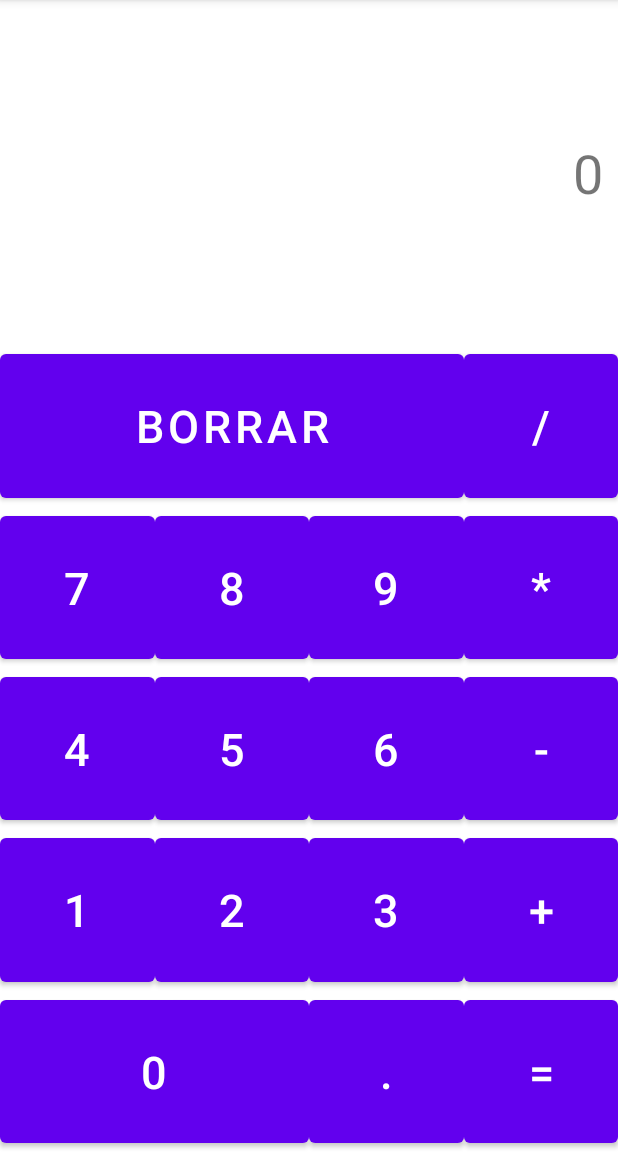
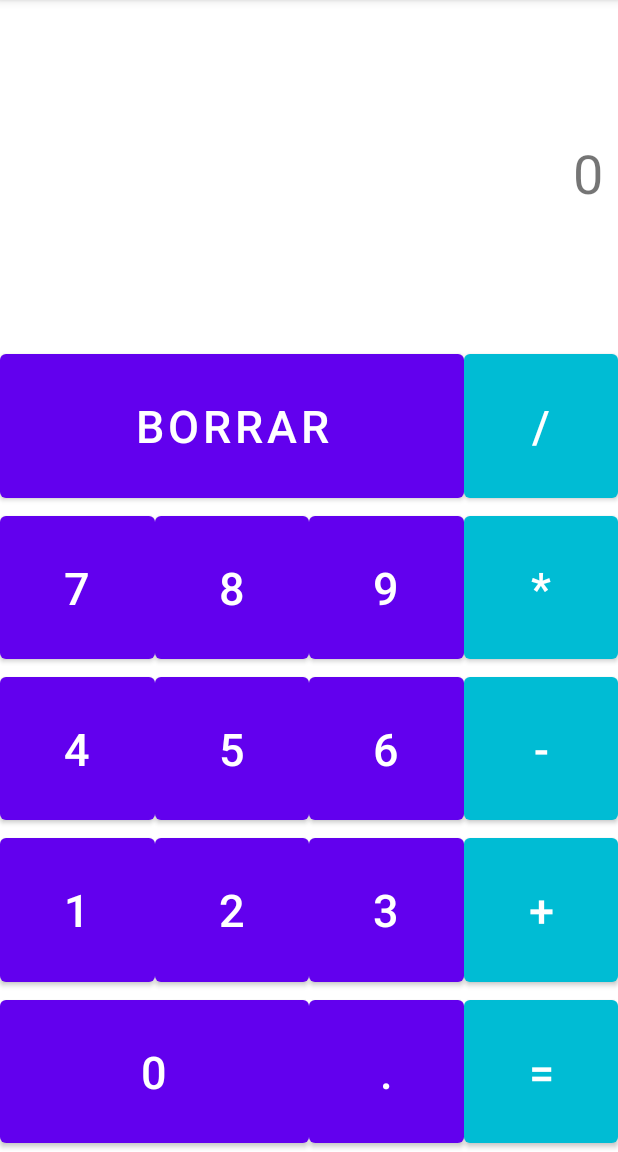
Before and after one commit to freddym1/CalcUMB, an Android app: the screen it shows after launch (MainActivity), on a phone screen of 412 x 824 dp, the part 84-1236 px from its top. Run offline under Robolectric (Android 15) with nearby library versions, the phone set to English and light mode, and no system bars.

Commit message:
Nueva función final de división y ajustes en el layout

```diff
--- a/app/src/main/java/com/example/calculadoraumb1/MainActivity.kt
+++ b/app/src/main/java/com/example/calculadoraumb1/MainActivity.kt
@@ -1,7 +1,7 @@
 package com.example.calculadoraumb1
 
+import android.os.Bundle
 import androidx.appcompat.app.AppCompatActivity
-import android.os.Bundle
 import kotlinx.android.synthetic.main.activity_main.*
 
 class MainActivity : AppCompatActivity() {
@@ -34,6 +34,7 @@ class MainActivity : AppCompatActivity() {
         sumaBtn.setOnClickListener { operationPressed(SUMA) }
         restaBtn.setOnClickListener { operationPressed(RESTA) }
         multiplicarBtn.setOnClickListener { operationPressed(MULTIPLICACION) }
+        divisionBtn.setOnClickListener { operationPressed(DIVISION) }
         igualBtn.setOnClickListener { resolvePressed() }
     }
 
@@ -68,11 +69,12 @@ class MainActivity : AppCompatActivity() {
             SUMA -> num1 + num2
             RESTA -> num1 - num2
             MULTIPLICACION -> num1 * num2
+            DIVISION -> num1 / num2
             else -> 0
         }
 
         num1 = result as Double
-        resultadoText.text = if("$result".endsWith(".0")) { "$result".replace(".0","") } else { "%.2f".format(result) }
+        resultadoText.text = if("$result".endsWith(".0")) { "$result".replace(".0", "") } else { "%.2f".format(result) }
     }
 
     //Función cuando se presiona clear
@@ -86,6 +88,7 @@ class MainActivity : AppCompatActivity() {
         const val SUMA = 1
         const val RESTA = 2
         const val MULTIPLICACION = 3
+        const val DIVISION = 4
         const val SIN_OPERACION = 0
     }
 }
--- a/app/src/main/res/layout/activity_main.xml
+++ b/app/src/main/res/layout/activity_main.xml
@@ -112,6 +112,7 @@
         android:layout_height="0dp"
         android:text="*"
         android:textSize="30sp"
+        app:backgroundTint="#00BCD4"
         app:layout_constraintBottom_toTopOf="@+id/guideline7"
         app:layout_constraintEnd_toEndOf="parent"
         app:layout_constraintStart_toStartOf="@+id/guideline4"
@@ -156,6 +157,7 @@
         android:layout_height="0dp"
         android:text="-"
         android:textSize="30sp"
+        app:backgroundTint="#00BCD4"
         app:layout_constraintBottom_toTopOf="@+id/guideline8"
         app:layout_constraintEnd_toEndOf="parent"
         app:layout_constraintStart_toStartOf="@+id/guideline4"
@@ -201,6 +203,7 @@
         android:layout_height="0dp"
         android:text="+"
         android:textSize="30sp"
+        app:backgroundTint="#00BCD4"
         app:layout_constraintBottom_toTopOf="@+id/guideline9"
         app:layout_constraintEnd_toEndOf="parent"
         app:layout_constraintStart_toStartOf="@+id/guideline4"
@@ -235,6 +238,7 @@
         android:layout_height="0dp"
         android:text="="
         android:textSize="30sp"
+        app:backgroundTint="#00BCD4"
         app:layout_constraintBottom_toBottomOf="parent"
         app:layout_constraintEnd_toEndOf="parent"
         app:layout_constraintStart_toStartOf="@+id/guideline4"
@@ -246,6 +250,7 @@
         android:layout_height="0dp"
         android:text="/"
         android:textSize="30sp"
+        app:backgroundTint="#00BCD4"
         app:layout_constraintBottom_toTopOf="@+id/guideline6"
         app:layout_constraintEnd_toEndOf="parent"
         app:layout_constraintHorizontal_bias="1.0"
```
